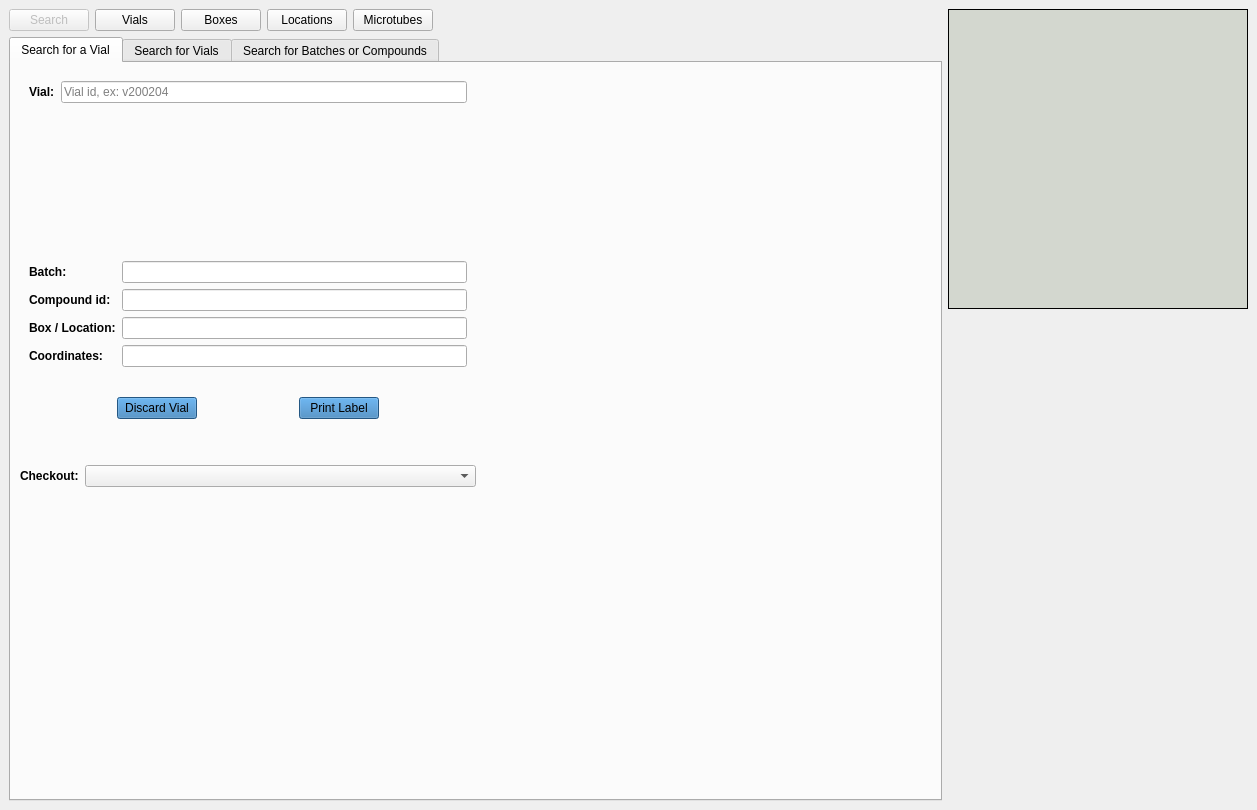
Before: the Qt Designer form frontend/assets/searchwindow.ui in dahlbma/cello, drawn with Qt 5.
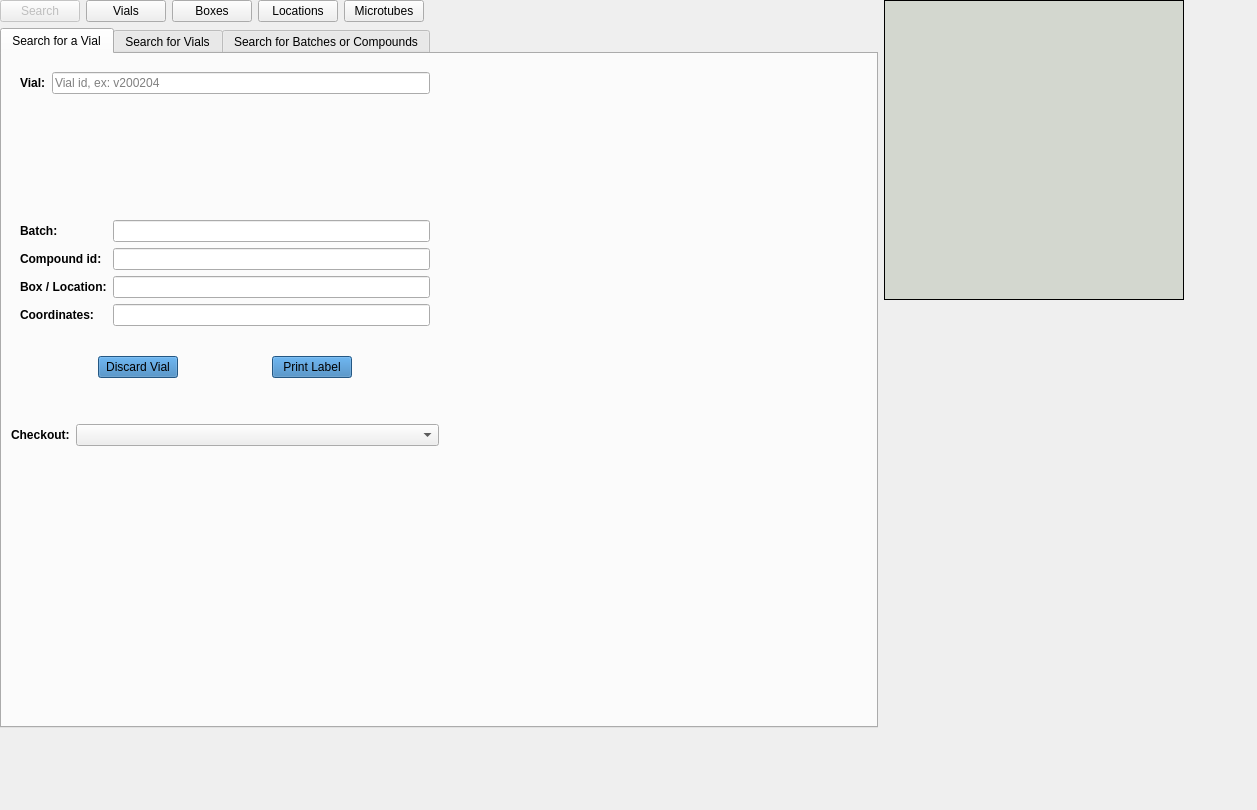
After: the same form once the commit is applied.

Diff of the .ui file:
```diff
--- a/frontend/assets/searchwindow.ui
+++ b/frontend/assets/searchwindow.ui
@@ -1,7 +1,7 @@
 <?xml version="1.0" encoding="UTF-8"?>
 <ui version="4.0">
  <class>MainWindow</class>
- <widget class="QMainWindow" name="MainWindow">
+ <widget class="QDialog" name="MainWindow">
   <property name="geometry">
    <rect>
     <x>0</x>
```
